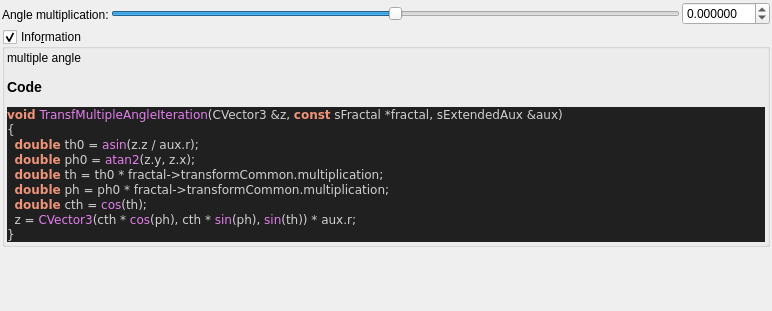
Old version of the form mandelbulber2/formula/ui/fractal_transf_multiple_angle.ui in the repository buddhi1980/mandelbulber2.
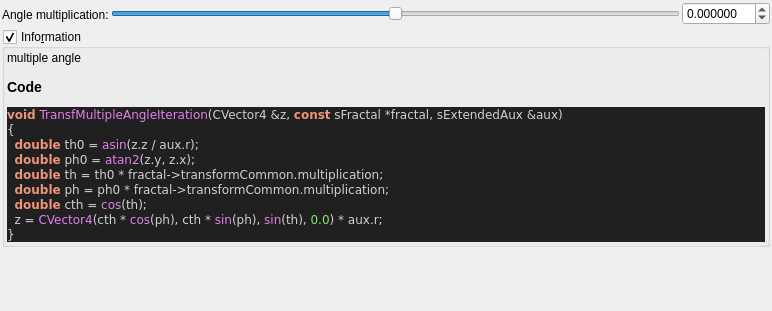
New version of the form. Custom widgets are drawn as their Qt base class.

What changed in the file:
```diff
--- a/mandelbulber2/formula/ui/fractal_transf_multiple_angle.ui
+++ b/mandelbulber2/formula/ui/fractal_transf_multiple_angle.ui
@@ -130,14 +130,14 @@
 &lt;/table&gt;
 &lt;h3&gt;Code&lt;/h3&gt;
 &lt;body style=&quot;background-color:#202020&quot;&gt;
-&lt;pre style=&quot;color:#d0d0d0; background-color:#202020;  font-family:'Courier New',monospace;&quot;&gt;&lt;span style=&quot;color:#f09479; font-weight:bold&quot;&gt;void&lt;/span&gt; &lt;span style=&quot;color:#e47eed&quot;&gt;TransfMultipleAngleIteration&lt;/span&gt;&lt;span style=&quot;color:#d0d0d0&quot;&gt;(&lt;/span&gt;CVector3 &lt;span style=&quot;color:#d0d0d0&quot;&gt;&amp;amp;&lt;/span&gt;z&lt;span style=&quot;color:#d0d0d0&quot;&gt;,&lt;/span&gt; &lt;span style=&quot;color:#f09479; font-weight:bold&quot;&gt;const&lt;/span&gt; sFractal &lt;span style=&quot;color:#d0d0d0&quot;&gt;*&lt;/span&gt;fractal&lt;span style=&quot;color:#d0d0d0&quot;&gt;,&lt;/span&gt; sExtendedAux &lt;span style=&quot;color:#d0d0d0&quot;&gt;&amp;amp;&lt;/span&gt;aux&lt;span style=&quot;color:#d0d0d0&quot;&gt;)&lt;/span&gt;
+&lt;pre style=&quot;color:#d0d0d0; background-color:#202020;  font-family:'Courier New',monospace;&quot;&gt;&lt;span style=&quot;color:#f09479; font-weight:bold&quot;&gt;void&lt;/span&gt; &lt;span style=&quot;color:#e47eed&quot;&gt;TransfMultipleAngleIteration&lt;/span&gt;&lt;span style=&quot;color:#d0d0d0&quot;&gt;(&lt;/span&gt;CVector4 &lt;span style=&quot;color:#d0d0d0&quot;&gt;&amp;amp;&lt;/span&gt;z&lt;span style=&quot;color:#d0d0d0&quot;&gt;,&lt;/span&gt; &lt;span style=&quot;color:#f09479; font-weight:bold&quot;&gt;const&lt;/span&gt; sFractal &lt;span style=&quot;color:#d0d0d0&quot;&gt;*&lt;/span&gt;fractal&lt;span style=&quot;color:#d0d0d0&quot;&gt;,&lt;/span&gt; sExtendedAux &lt;span style=&quot;color:#d0d0d0&quot;&gt;&amp;amp;&lt;/span&gt;aux&lt;span style=&quot;color:#d0d0d0&quot;&gt;)&lt;/span&gt;
 &lt;span style=&quot;color:#d0d0d0&quot;&gt;{&lt;/span&gt;
   &lt;span style=&quot;color:#f09479; font-weight:bold&quot;&gt;double&lt;/span&gt; th0 &lt;span style=&quot;color:#d0d0d0&quot;&gt;=&lt;/span&gt; &lt;span style=&quot;color:#e47eed&quot;&gt;asin&lt;/span&gt;&lt;span style=&quot;color:#d0d0d0&quot;&gt;(&lt;/span&gt;z&lt;span style=&quot;color:#d0d0d0&quot;&gt;.&lt;/span&gt;z &lt;span style=&quot;color:#d0d0d0&quot;&gt;/&lt;/span&gt; aux&lt;span style=&quot;color:#d0d0d0&quot;&gt;.&lt;/span&gt;r&lt;span style=&quot;color:#d0d0d0&quot;&gt;);&lt;/span&gt;
   &lt;span style=&quot;color:#f09479; font-weight:bold&quot;&gt;double&lt;/span&gt; ph0 &lt;span style=&quot;color:#d0d0d0&quot;&gt;=&lt;/span&gt; &lt;span style=&quot;color:#e47eed&quot;&gt;atan2&lt;/span&gt;&lt;span style=&quot;color:#d0d0d0&quot;&gt;(&lt;/span&gt;z&lt;span style=&quot;color:#d0d0d0&quot;&gt;.&lt;/span&gt;y&lt;span style=&quot;color:#d0d0d0&quot;&gt;,&lt;/span&gt; z&lt;span style=&quot;color:#d0d0d0&quot;&gt;.&lt;/span&gt;x&lt;span style=&quot;color:#d0d0d0&quot;&gt;);&lt;/span&gt;
   &lt;span style=&quot;color:#f09479; font-weight:bold&quot;&gt;double&lt;/span&gt; th &lt;span style=&quot;color:#d0d0d0&quot;&gt;=&lt;/span&gt; th0 &lt;span style=&quot;color:#d0d0d0&quot;&gt;*&lt;/span&gt; fractal&lt;span style=&quot;color:#d0d0d0&quot;&gt;-&amp;gt;&lt;/span&gt;transformCommon&lt;span style=&quot;color:#d0d0d0&quot;&gt;.&lt;/span&gt;multiplication&lt;span style=&quot;color:#d0d0d0&quot;&gt;;&lt;/span&gt;
   &lt;span style=&quot;color:#f09479; font-weight:bold&quot;&gt;double&lt;/span&gt; ph &lt;span style=&quot;color:#d0d0d0&quot;&gt;=&lt;/span&gt; ph0 &lt;span style=&quot;color:#d0d0d0&quot;&gt;*&lt;/span&gt; fractal&lt;span style=&quot;color:#d0d0d0&quot;&gt;-&amp;gt;&lt;/span&gt;transformCommon&lt;span style=&quot;color:#d0d0d0&quot;&gt;.&lt;/span&gt;multiplication&lt;span style=&quot;color:#d0d0d0&quot;&gt;;&lt;/span&gt;
   &lt;span style=&quot;color:#f09479; font-weight:bold&quot;&gt;double&lt;/span&gt; cth &lt;span style=&quot;color:#d0d0d0&quot;&gt;=&lt;/span&gt; &lt;span style=&quot;color:#e47eed&quot;&gt;cos&lt;/span&gt;&lt;span style=&quot;color:#d0d0d0&quot;&gt;(&lt;/span&gt;th&lt;span style=&quot;color:#d0d0d0&quot;&gt;);&lt;/span&gt;
-  z &lt;span style=&quot;color:#d0d0d0&quot;&gt;=&lt;/span&gt; &lt;span style=&quot;color:#e47eed&quot;&gt;CVector3&lt;/span&gt;&lt;span style=&quot;color:#d0d0d0&quot;&gt;(&lt;/span&gt;cth &lt;span style=&quot;color:#d0d0d0&quot;&gt;*&lt;/span&gt; &lt;span style=&quot;color:#e47eed&quot;&gt;cos&lt;/span&gt;&lt;span style=&quot;color:#d0d0d0&quot;&gt;(&lt;/span&gt;ph&lt;span style=&quot;color:#d0d0d0&quot;&gt;),&lt;/span&gt; cth &lt;span style=&quot;color:#d0d0d0&quot;&gt;*&lt;/span&gt; &lt;span style=&quot;color:#e47eed&quot;&gt;sin&lt;/span&gt;&lt;span style=&quot;color:#d0d0d0&quot;&gt;(&lt;/span&gt;ph&lt;span style=&quot;color:#d0d0d0&quot;&gt;),&lt;/span&gt; &lt;span style=&quot;color:#e47eed&quot;&gt;sin&lt;/span&gt;&lt;span style=&quot;color:#d0d0d0&quot;&gt;(&lt;/span&gt;th&lt;span style=&quot;color:#d0d0d0&quot;&gt;)) *&lt;/span&gt; aux&lt;span style=&quot;color:#d0d0d0&quot;&gt;.&lt;/span&gt;r&lt;span style=&quot;color:#d0d0d0&quot;&gt;;&lt;/span&gt;
+  z &lt;span style=&quot;color:#d0d0d0&quot;&gt;=&lt;/span&gt; &lt;span style=&quot;color:#e47eed&quot;&gt;CVector4&lt;/span&gt;&lt;span style=&quot;color:#d0d0d0&quot;&gt;(&lt;/span&gt;cth &lt;span style=&quot;color:#d0d0d0&quot;&gt;*&lt;/span&gt; &lt;span style=&quot;color:#e47eed&quot;&gt;cos&lt;/span&gt;&lt;span style=&quot;color:#d0d0d0&quot;&gt;(&lt;/span&gt;ph&lt;span style=&quot;color:#d0d0d0&quot;&gt;),&lt;/span&gt; cth &lt;span style=&quot;color:#d0d0d0&quot;&gt;*&lt;/span&gt; &lt;span style=&quot;color:#e47eed&quot;&gt;sin&lt;/span&gt;&lt;span style=&quot;color:#d0d0d0&quot;&gt;(&lt;/span&gt;ph&lt;span style=&quot;color:#d0d0d0&quot;&gt;),&lt;/span&gt; &lt;span style=&quot;color:#e47eed&quot;&gt;sin&lt;/span&gt;&lt;span style=&quot;color:#d0d0d0&quot;&gt;(&lt;/span&gt;th&lt;span style=&quot;color:#d0d0d0&quot;&gt;),&lt;/span&gt; &lt;span style=&quot;color:#87df71&quot;&gt;0.0&lt;/span&gt;&lt;span style=&quot;color:#d0d0d0&quot;&gt;) *&lt;/span&gt; aux&lt;span style=&quot;color:#d0d0d0&quot;&gt;.&lt;/span&gt;r&lt;span style=&quot;color:#d0d0d0&quot;&gt;;&lt;/span&gt;
 &lt;span style=&quot;color:#d0d0d0&quot;&gt;}&lt;/span&gt;
 &lt;/pre&gt;
 &lt;/body&gt;</string>
```
